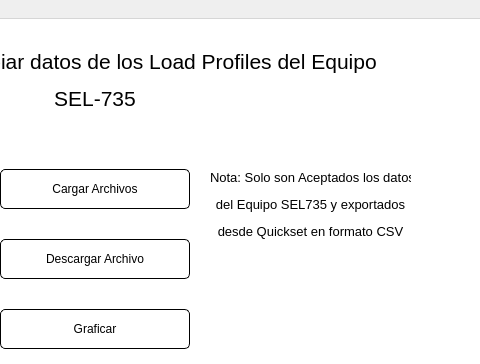
Qt form Main_window.ui (Katy9912/EPSOL-Trabajo1) before a commit; both pictures show x 320 to 800 and y 0 to 364 of the 800 by 600 pixel window.
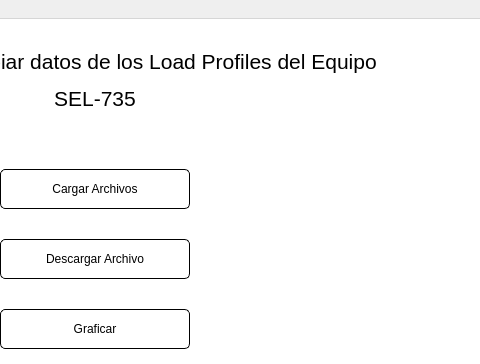
The same form after that commit. Icons and pictures are not drawn.

Patch:
```diff
--- a/Main_window.ui
+++ b/Main_window.ui
@@ -185,25 +185,6 @@
      <string/>
     </property>
    </widget>
-   <widget class="QLabel" name="label">
-    <property name="geometry">
-     <rect>
-      <x>530</x>
-      <y>140</y>
-      <width>201</width>
-      <height>91</height>
-     </rect>
-    </property>
-    <property name="font">
-     <font>
-      <family>Arial</family>
-      <pointsize>10</pointsize>
-     </font>
-    </property>
-    <property name="text">
-     <string>&lt;html&gt;&lt;head/&gt;&lt;body&gt;&lt;p align=&quot;center&quot;&gt;Nota: Solo son Aceptados los datos&lt;/p&gt;&lt;p align=&quot;center&quot;&gt;del Equipo SEL735 y exportados&lt;/p&gt;&lt;p align=&quot;center&quot;&gt;desde Quickset en formato CSV&lt;/p&gt;&lt;/body&gt;&lt;/html&gt;</string>
-    </property>
-   </widget>
   </widget>
   <widget class="QMenuBar" name="menubar">
    <property name="geometry">
```
Left out of the diff: 3 changed lines with no effect on the pictures.
